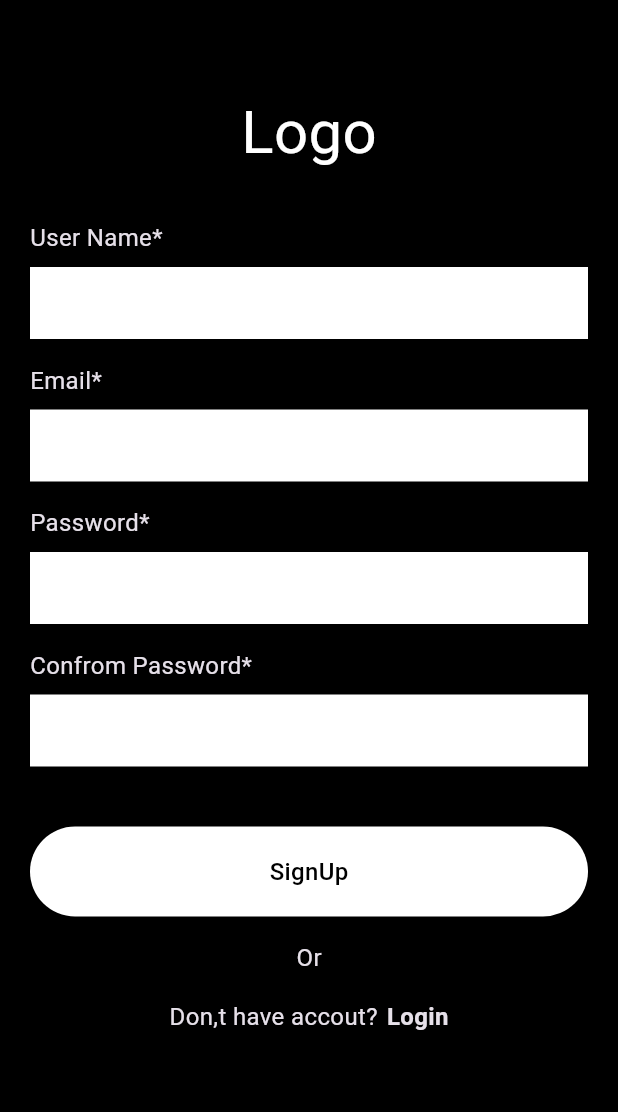
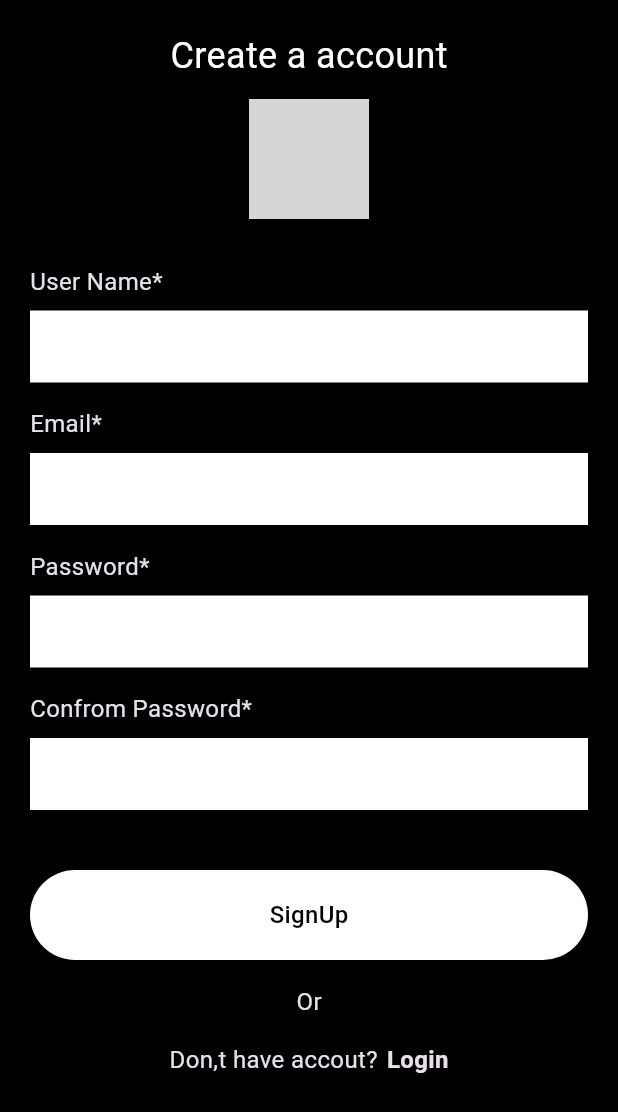
Before and after one commit to ba138/tiktok_clone, a Flutter app: the RegistrationView screen opened directly, on a phone screen of 412 x 824 dp. Shown: the top 1112 px of the screen. Run offline on Flutter 3.47's test engine with Material 3 defaults, Android fonts, the phone set to English and light mode, and no system bars; our stand-ins replace get; network calls fail; grey boxes are pictures that could not be loaded.

```diff
--- a/lib/auth/registration_view.dart
+++ b/lib/auth/registration_view.dart
@@ -1,3 +1,5 @@
+import 'dart:io';
+
 import 'package:flutter/material.dart';
 import 'package:get/get.dart';
 import 'package:tiktok_clone/Utills/components/primary_button.dart';
@@ -17,6 +19,7 @@ class _RegistrationViewState extends State<RegistrationView> {
 
   var emailController = TextEditingController();
   var confromPasswordController = TextEditingController();
+  File? profile;
   @override
   Widget build(BuildContext context) {
     return Scaffold(
@@ -26,14 +29,38 @@ class _RegistrationViewState extends State<RegistrationView> {
         child: SingleChildScrollView(
           child: Column(
             children: [
-              const SizedBox(
-                height: 40,
+              const Text(
+                "Create a account",
+                style: TextStyle(
+                  fontSize: 24,
+                  color: Colors.white,
+                ),
               ),
-              const Text(
-                "Logo",
-                style: TextStyle(
-                  fontSize: 40,
+              const VerticalSpacing(height: 12),
+              Container(
+                height: 80,
+                width: 80,
+                decoration: BoxDecoration(
+                  shape: BoxShape.circle,
                   color: Colors.white,
+                  image: profile == null
+                      ? const DecorationImage(
+                          image: NetworkImage(
+                              "https://cdn.pixabay.com/photo/2015/10/05/22/37/blank-profile-picture-973460_1280.png"))
+                      : DecorationImage(
+                          image: FileImage(profile!),
+                        ),
+                ),
+                child: InkWell(
+                  onTap: () {
+                    // add image from camera or gallery
+                  },
+                  child: const Center(
+                    child: Icon(
+                      Icons.add_a_photo_outlined,
+                      color: Colors.black,
+                    ),
+                  ),
                 ),
               ),
               const SizedBox(
```
